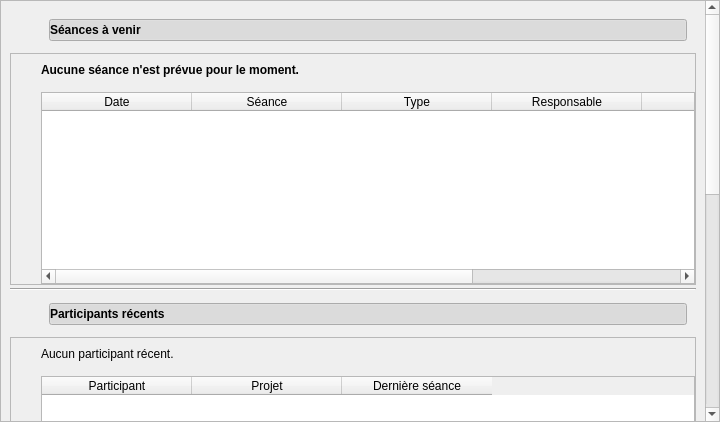
Above: client/src/widgets/DashboardWidget.ui from introlab/openteraplus before the change. Below: the same form after it.
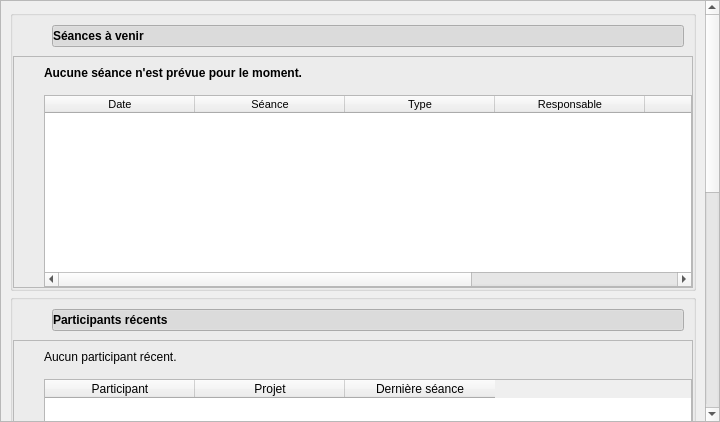
That is the form after the change. Icons and pictures are not drawn. Custom widgets are drawn as their Qt base class.

Diff of the .ui file:
```diff
--- a/client/src/widgets/DashboardWidget.ui
+++ b/client/src/widgets/DashboardWidget.ui
@@ -46,9 +46,9 @@
       <property name="geometry">
        <rect>
         <x>0</x>
-        <y>-522</y>
+        <y>-14</y>
         <width>704</width>
-        <height>942</height>
+        <height>948</height>
        </rect>
       </property>
       <property name="sizePolicy">
@@ -61,7 +61,33 @@
        <property name="spacing">
         <number>3</number>
        </property>
-       <item alignment="Qt::AlignTop">
+       <item>
+        <widget class="QGroupBox" name="grpSessions">
+         <property name="font">
+          <font>
+           <pointsize>8</pointsize>
+          </font>
+         </property>
+         <property name="title">
+          <string/>
+         </property>
+         <layout class="QVBoxLayout" name="verticalLayout_6">
+          <property name="spacing">
+           <number>0</number>
+          </property>
+          <property name="leftMargin">
+           <number>0</number>
+          </property>
+          <property name="topMargin">
+           <number>0</number>
+          </property>
+          <property name="rightMargin">
+           <number>0</number>
+          </property>
+          <property name="bottomMargin">
+           <number>0</number>
+          </property>
+          <item>
         <widget class="QFrame" name="frameDropDownUpcoming">
          <layout class="QHBoxLayout" name="horizontalLayout">
           <item>
@@ -248,14 +274,31 @@
          </layout>
         </widget>
        </item>
-       <item>
-        <widget class="Line" name="line">
-         <property name="orientation">
-          <enum>Qt::Horizontal</enum>
-         </property>
+         </layout>
         </widget>
        </item>
-       <item alignment="Qt::AlignTop">
+       <item>
+        <widget class="QGroupBox" name="grpParticipants">
+         <property name="title">
+          <string/>
+         </property>
+         <layout class="QVBoxLayout" name="verticalLayout_7">
+          <property name="spacing">
+           <number>0</number>
+          </property>
+          <property name="leftMargin">
+           <number>0</number>
+          </property>
+          <property name="topMargin">
+           <number>0</number>
+          </property>
+          <property name="rightMargin">
+           <number>0</number>
+          </property>
+          <property name="bottomMargin">
+           <number>0</number>
+          </property>
+          <item>
         <widget class="QFrame" name="frameDropDownRecent">
          <layout class="QHBoxLayout" name="horizontalLayout_2">
           <item>
@@ -414,14 +457,31 @@
          </layout>
         </widget>
        </item>
-       <item>
-        <widget class="Line" name="line_2">
-         <property name="orientation">
-          <enum>Qt::Horizontal</enum>
-         </property>
+         </layout>
         </widget>
        </item>
-       <item alignment="Qt::AlignTop">
+       <item>
+        <widget class="QGroupBox" name="grpAttention">
+         <property name="title">
+          <string/>
+         </property>
+         <layout class="QVBoxLayout" name="verticalLayout_8">
+          <property name="spacing">
+           <number>0</number>
+          </property>
+          <property name="leftMargin">
+           <number>0</number>
+          </property>
+          <property name="topMargin">
+           <number>0</number>
+          </property>
+          <property name="rightMargin">
+           <number>0</number>
+          </property>
+          <property name="bottomMargin">
+           <number>0</number>
+          </property>
+          <item>
         <widget class="QFrame" name="frameDropDownAttention">
          <layout class="QHBoxLayout" name="fra">
           <item>
@@ -564,6 +624,9 @@
               <string>Avertissement</string>
              </property>
             </column>
+              </widget>
+             </item>
+            </layout>
            </widget>
           </item>
          </layout>
```
Lines whose indentation alone changed are shown as unchanged.
